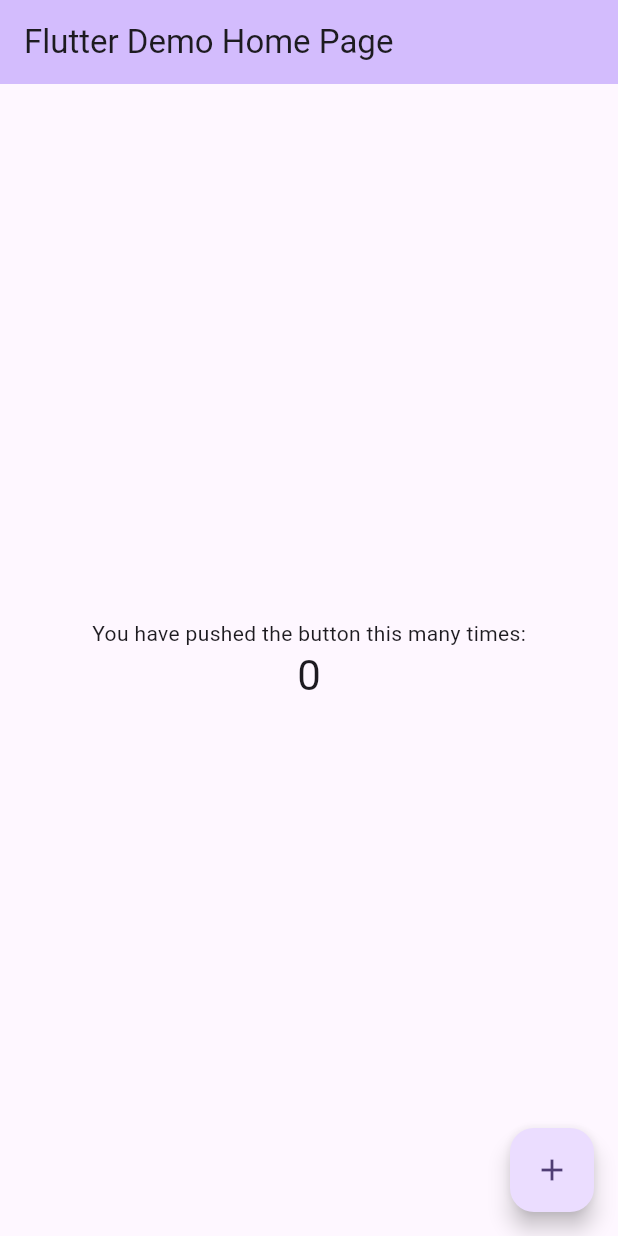
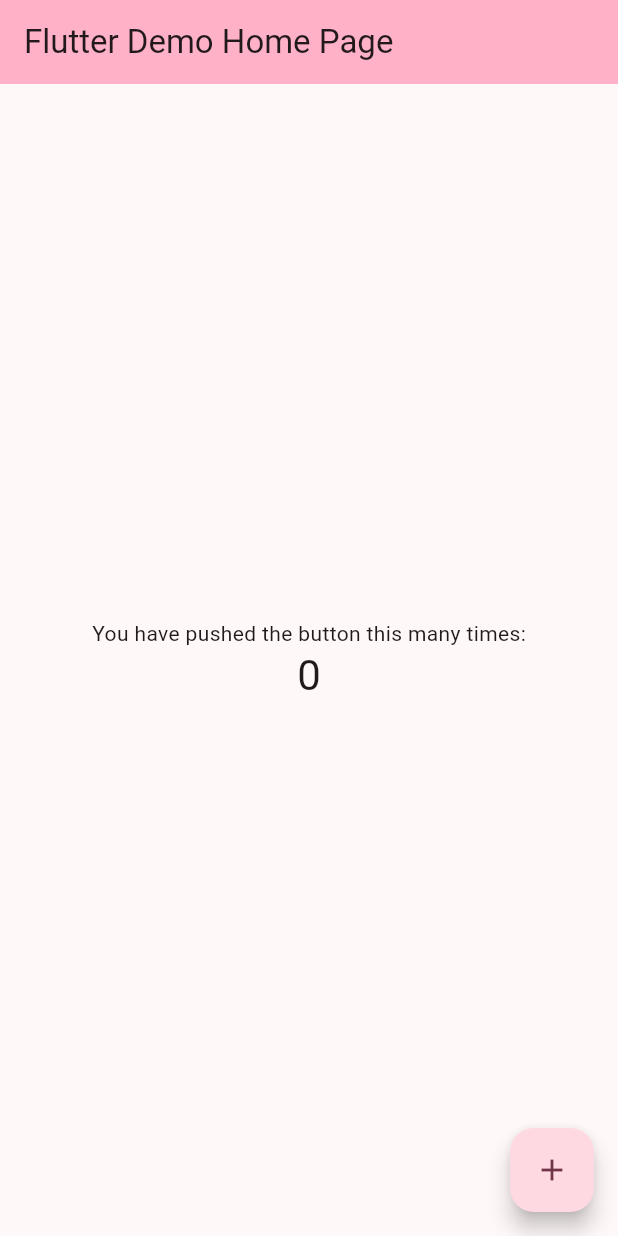
Before and after one commit to Abdallahreda12/Aasa, a Flutter app: the screen it shows after launch, on a phone screen of 412 x 824 dp. Run offline on Flutter 3.47's test engine with Material 3 defaults, Android fonts, the phone set to English and light mode, and no system bars.

Commit message:
change color

```diff
--- a/lib/main.dart
+++ b/lib/main.dart
@@ -28,7 +28,7 @@ class MyApp extends StatelessWidget {
         //
         // This works for code too, not just values: Most code changes can be
         // tested with just a hot reload.
-        colorScheme: ColorScheme.fromSeed(seedColor: Colors.deepPurple),
+        colorScheme: ColorScheme.fromSeed(seedColor: Colors.black45),
         useMaterial3: true,
       ),
       home: const MyHomePage(title: 'Flutter Demo Home Page'),
```
